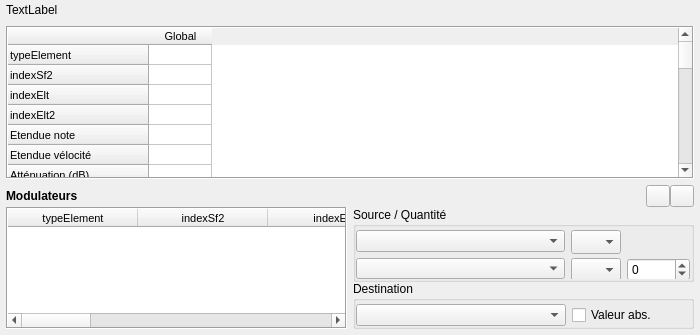
First picture: the form in trunk/pages/page_inst.ui, repository davy7125/polyphone, before the edit.
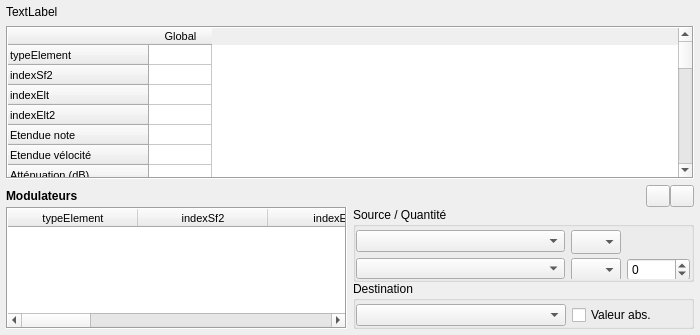
Second picture: the form after the edit. Icons and pictures are not drawn. Custom widgets are drawn as their Qt base class.

Patch:
```diff
--- a/trunk/pages/page_inst.ui
+++ b/trunk/pages/page_inst.ui
@@ -48,13 +48,13 @@
        <number>0</number>
       </property>
       <property name="topMargin">
-       <number>0</number>
+       <number>2</number>
       </property>
       <property name="rightMargin">
        <number>0</number>
       </property>
       <property name="bottomMargin">
-       <number>6</number>
+       <number>4</number>
       </property>
       <item>
        <widget class="QLabel" name="labelPrst">
```
